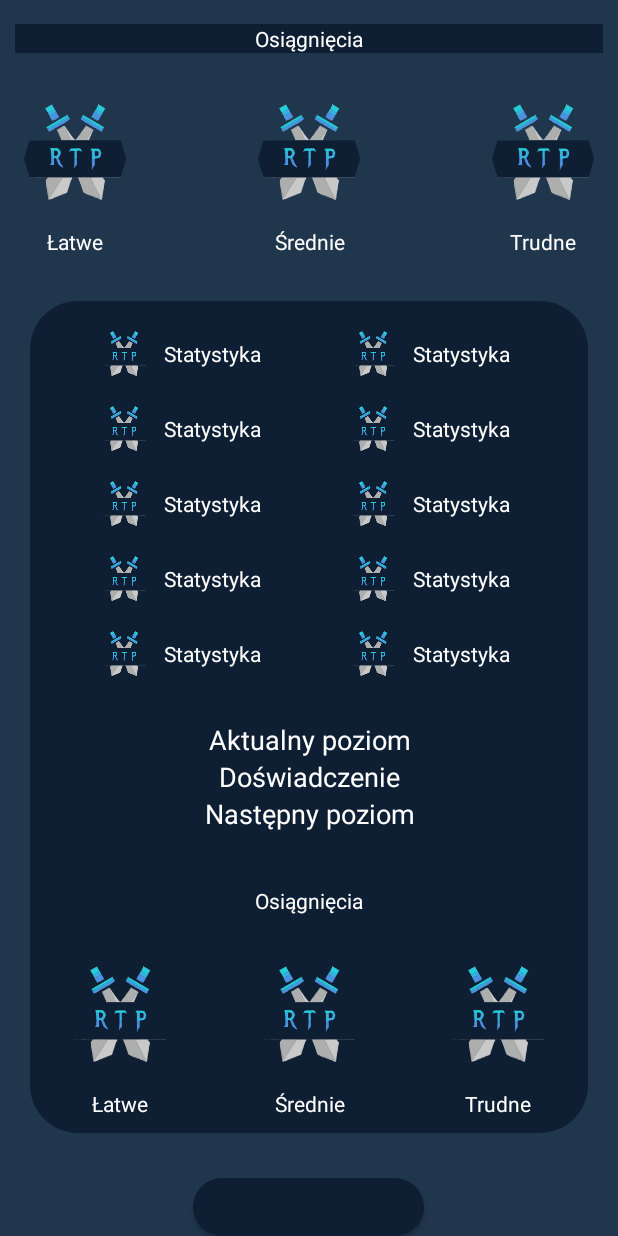
After one commit to barteknowak31l/RPGTaskPlanner, an Android app built with Jetpack Compose: the fragment TrophiesFragment placed in its activity, on a phone screen of 412 x 824 dp. The commit adds this screen. Run offline under Robolectric (Android 15) with nearby library versions, the phone set to English and light mode, and no system bars.

Commit message:
add tablayout and viewpager to character activity, add trophies fragment

```diff
--- a/app/build.gradle.kts
+++ b/app/build.gradle.kts
@@ -66,6 +66,7 @@ dependencies {
     implementation(libs.androidx.constraintlayout)
     implementation(libs.material)
     implementation(libs.play.services.auth)
+    implementation(libs.androidx.fragment)
     testImplementation(libs.junit)
     androidTestImplementation(libs.androidx.junit)
     androidTestImplementation(libs.androidx.espresso.core)
--- /dev/null
+++ b/app/src/main/java/edu/put/rpgtaskplanner/character/character_statistics/TrophiesFragment.kt
@@ -0,0 +1,20 @@
+package edu.put.rpgtaskplanner.character.character_statistics
+
+import android.os.Bundle
+import androidx.fragment.app.Fragment
+import android.view.LayoutInflater
+import android.view.View
+import android.view.ViewGroup
+import edu.put.rpgtaskplanner.R
+
+
+class TrophiesFragment : Fragment() {
+    override fun onCreateView(
+        inflater: LayoutInflater, container: ViewGroup?,
+        savedInstanceState: Bundle?
+    ): View? {
+        // Inflate the layout for this fragment
+        return inflater.inflate(R.layout.fragment_trophies, container, false)
+    }
+
+}
--- a/app/src/main/res/layout/fragment_character_statistics_display.xml
+++ b/app/src/main/res/layout/fragment_character_statistics_display.xml
@@ -1,87 +1,144 @@
 <?xml version="1.0" encoding="utf-8"?>
+
 <LinearLayout xmlns:android="http://schemas.android.com/apk/res/android"
     android:layout_width="match_parent"
-    android:layout_height="match_parent">
+    android:layout_height="match_parent"
+    android:orientation="vertical">
+
+    <LinearLayout xmlns:android="http://schemas.android.com/apk/res/android"
+        android:layout_width="match_parent"
+        android:layout_height="wrap_content"
+        android:baselineAligned="false"
+        android:background="@drawable/rounded_shape"
+        android:layout_marginHorizontal="10dp"
+
+        android:orientation="horizontal">
 
         <LinearLayout
+            android:id="@+id/leftColumn"
             android:layout_width="0dp"
+            android:layout_height="match_parent"
             android:layout_weight="1"
-        android:layout_height="match_parent"
-        android:id="@+id/leftColumn"
-        android:orientation="vertical"
             android:gravity="center_horizontal"
-        >
-        <androidx.fragment.app.FragmentContainerView
-            android:layout_width="match_parent"
-            android:layout_height="wrap_content"
-            android:id="@+id/statisticLeft1"
-            android:name="edu.put.rpgtaskplanner.character.character_statistics.StatisticListItemFragment"/>
+            android:orientation="vertical">
 
             <androidx.fragment.app.FragmentContainerView
+                android:id="@+id/statisticLeft1"
+                android:name="edu.put.rpgtaskplanner.character.character_statistics.StatisticListItemFragment"
                 android:layout_width="match_parent"
-            android:layout_height="wrap_content"
-            android:id="@+id/statisticLeft2"
-            android:name="edu.put.rpgtaskplanner.character.character_statistics.StatisticListItemFragment"/>
+                android:layout_height="wrap_content" />
 
             <androidx.fragment.app.FragmentContainerView
+                android:id="@+id/statisticLeft2"
+                android:name="edu.put.rpgtaskplanner.character.character_statistics.StatisticListItemFragment"
                 android:layout_width="match_parent"
-            android:layout_height="wrap_content"
-            android:id="@+id/statisticLeft3"
-            android:name="edu.put.rpgtaskplanner.character.character_statistics.StatisticListItemFragment"/>
+                android:layout_height="wrap_content" />
 
             <androidx.fragment.app.FragmentContainerView
+                android:id="@+id/statisticLeft3"
+                android:name="edu.put.rpgtaskplanner.character.character_statistics.StatisticListItemFragment"
                 android:layout_width="match_parent"
-            android:layout_height="wrap_content"
-            android:id="@+id/statisticLeft4"
-            android:name="edu.put.rpgtaskplanner.character.character_statistics.StatisticListItemFragment"/>
+                android:layout_height="wrap_content" />
 
             <androidx.fragment.app.FragmentContainerView
+                android:id="@+id/statisticLeft4"
+                android:name="edu.put.rpgtaskplanner.character.character_statistics.StatisticListItemFragment"
                 android:layout_width="match_parent"
-            android:layout_height="wrap_content"
+                android:layout_height="wrap_content" />
+
+            <androidx.fragment.app.FragmentContainerView
                 android:id="@+id/statisticLeft5"
-            android:name="edu.put.rpgtaskplanner.character.character_statistics.StatisticListItemFragment"/>
+                android:name="edu.put.rpgtaskplanner.character.character_statistics.StatisticListItemFragment"
+                android:layout_width="match_parent"
+                android:layout_height="wrap_content" />
 
 
         </LinearLayout>
 
         <LinearLayout
+            android:id="@+id/rightColumn"
             android:layout_width="0dp"
+            android:layout_height="match_parent"
             android:layout_weight="1"
-        android:layout_height="match_parent"
-        android:id="@+id/rightColumn"
             android:orientation="vertical">
 
             <androidx.fragment.app.FragmentContainerView
+                android:id="@+id/statisticRight1"
+                android:name="edu.put.rpgtaskplanner.character.character_statistics.StatisticListItemFragment"
                 android:layout_width="match_parent"
-            android:layout_height="wrap_content"
-            android:id="@+id/statisticRight1"
-            android:name="edu.put.rpgtaskplanner.character.character_statistics.StatisticListItemFragment"/>
+                android:layout_height="wrap_content" />
 
             <androidx.fragment.app.FragmentContainerView
+                android:id="@+id/statisticRight2"
+                android:name="edu.put.rpgtaskplanner.character.character_statistics.StatisticListItemFragment"
                 android:layout_width="match_parent"
-            android:layout_height="wrap_content"
-            android:id="@+id/statisticRight2"
-            android:name="edu.put.rpgtaskplanner.character.character_statistics.StatisticListItemFragment"/>
+                android:layout_height="wrap_content" />
 
             <androidx.fragment.app.FragmentContainerView
+                android:id="@+id/statisticRight3"
+                android:name="edu.put.rpgtaskplanner.character.character_statistics.StatisticListItemFragment"
                 android:layout_width="match_parent"
-            android:layout_height="wrap_content"
-            android:id="@+id/statisticRight3"
-            android:name="edu.put.rpgtaskplanner.character.character_statistics.StatisticListItemFragment"/>
+                android:layout_height="wrap_content" />
 
             <androidx.fragment.app.FragmentContainerView
+                android:id="@+id/statisticRight4"
+                android:name="edu.put.rpgtaskplanner.character.character_statistics.StatisticListItemFragment"
                 android:layout_width="match_parent"
-            android:layout_height="wrap_content"
-            android:id="@+id/statisticRight4"
-            android:name="edu.put.rpgtaskplanner.character.character_statistics.StatisticListItemFragment"/>
+                android:layout_height="wrap_content" />
 
             <androidx.fragment.app.FragmentContainerView
+                android:id="@+id/statisticRight5"
+                android:name="edu.put.rpgtaskplanner.character.character_statistics.StatisticListItemFragment"
                 android:layout_width="match_parent"
-            android:layout_height="wrap_content"
-            android:id="@+id/statisticRight5"
-            android:name="edu.put.rpgtaskplanner.character.character_statistics.StatisticListItemFragment"/>
+                android:layout_height="wrap_content" />
 
 
         </LinearLayout>
 
+
     </LinearLayout>
+
+    <TextView
+        android:layout_marginTop="20dp"
+        android:layout_marginHorizontal="10dp"
+        android:id="@+id/levelTextView"
+        android:layout_width="match_parent"
+        android:layout_height="wrap_content"
+        android:gravity="center_horizontal"
+        android:text="@string/current_level_activity_character"
+        android:background="@color/button_color"
+        android:textSize="18sp" />
+
+    <TextView
+        android:id="@+id/expTextView"
+        android:layout_width="match_parent"
+        android:layout_height="wrap_content"
+        android:layout_marginHorizontal="10dp"
+
+        android:gravity="center_horizontal"
+        android:text="@string/current_exp_activity_character"
+        android:background="@color/button_color"
+
+        android:textSize="18sp" />
+
+    <TextView
+        android:id="@+id/nextLevelTextView"
+        android:layout_width="match_parent"
+        android:layout_height="wrap_content"
+        android:layout_marginHorizontal="10dp"
+
+        android:gravity="center_horizontal"
+        android:text="@string/next_level_exp_activity_character"
+        android:background="@color/button_color"
+
+        android:textSize="18sp" />
+
+
+    <androidx.fragment.app.FragmentContainerView
+        android:layout_marginTop="20dp"
+        android:id="@+id/trophiesFragment"
+        android:name="edu.put.rpgtaskplanner.character.character_statistics.TrophiesFragment"
+        android:layout_width="match_parent"
+        android:layout_height="wrap_content" />
+
+</LinearLayout>
--- /dev/null
+++ b/app/src/main/res/layout/fragment_trophies.xml
@@ -0,0 +1,79 @@
+<?xml version="1.0" encoding="utf-8"?>
+<RelativeLayout xmlns:android="http://schemas.android.com/apk/res/android"
+    android:layout_width="match_parent"
+    android:layout_height="match_parent">
+
+    <TextView
+        android:id="@+id/textViewTitle"
+        android:layout_width="match_parent"
+        android:gravity="center"
+        android:layout_height="wrap_content"
+        android:text="@string/trophies_activity_character"
+        android:background="@color/button_color"
+        android:layout_marginHorizontal="10dp"
+        android:layout_centerHorizontal="true"
+        android:layout_marginTop="16dp" />
+
+    <ImageView
+        android:id="@+id/imageView1"
+        android:layout_width="100dp"
+        android:layout_height="100dp"
+        android:src="@drawable/rpg_logo_sm"
+        android:layout_below="@id/textViewTitle"
+        android:layout_marginTop="16dp"
+        android:padding="16dp"
+        android:layout_alignParentStart="true"/>
+
+    <TextView
+        android:id="@+id/textView1"
+        android:layout_width="wrap_content"
+        android:layout_height="wrap_content"
+        android:minWidth="100dp"
+        android:gravity="center"
+        android:text="@string/easy_trophies_activity_character"
+        android:layout_below="@id/imageView1"
+        android:layout_alignStart="@id/imageView1"
+        android:paddingHorizontal="5dp"/>
+
+    <ImageView
+        android:id="@+id/imageView2"
+        android:layout_width="100dp"
+        android:layout_height="100dp"
+        android:padding="16dp"
+
+        android:src="@drawable/rpg_logo_sm"
+        android:layout_below="@id/textViewTitle"
+        android:layout_marginTop="16dp"
+        android:layout_centerHorizontal="true"/>
+
+    <TextView
+        android:id="@+id/textView2"
+        android:layout_width="wrap_content"
+        android:layout_height="wrap_content"
+        android:minWidth="100dp"
+        android:gravity="center"
+        android:text="@string/medium_trophies_activity_character"
+        android:layout_below="@id/imageView2"
+        android:layout_alignStart="@id/imageView2"/>
+
+    <ImageView
+        android:id="@+id/imageView3"
+        android:layout_width="100dp"
+        android:layout_height="100dp"
+        android:padding="16dp"
+        android:src="@drawable/rpg_logo_sm"
+        android:layout_below="@id/textViewTitle"
+        android:layout_marginTop="16dp"
+        android:layout_alignParentEnd="true"/>
+
+    <TextView
+        android:id="@+id/textView3"
+        android:layout_width="wrap_content"
+        android:layout_height="wrap_content"
+        android:minWidth="100dp"
+        android:gravity="center"
+        android:text="@string/hard_trophies_activity_character"
+        android:layout_below="@id/imageView3"
+        android:layout_alignEnd="@id/imageView3"/>
+
+</RelativeLayout>
--- a/app/src/main/res/values/strings.xml
+++ b/app/src/main/res/values/strings.xml
@@ -4,7 +4,6 @@
     <string name="title_activity_sign_up">SignUpActivity</string>
 
     <string name="main_activity_sign_out_button">Sign out</string>
-    <!-- TODO: Remove or change this placeholder text -->
     <string name="hello_blank_fragment">Hello blank fragment</string>
     <string name="title_activity_character_creator">CharacterCreator</string>
 
@@ -31,7 +30,20 @@
     <string name="add_task_experience">Przewidywane doświadczenie</string>
     <string name="add_task_min_end_date">Minimalna data zakończenia</string>
     <string name="add_task_button">Dodaj zadanie</string>
+
     <string name="title_activity_character">CharacterActivity</string>
+    <string name="tab1_activity_character">Ekwipunek</string>
+    <string name="tab2_activity_character">Statystyki</string>
+    <string name="current_level_activity_character">Aktualny poziom</string>
+    <string name="current_exp_activity_character">Doświadczenie</string>
+    <string name="next_level_exp_activity_character">Następny poziom</string>
+
+
+    <string name="trophies_activity_character">Osiągnięcia</string>
+    <string name="easy_trophies_activity_character">Łatwe</string>
+    <string name="medium_trophies_activity_character">Średnie</string>
+    <string name="hard_trophies_activity_character">Trudne</string>
+
 
 
 </resources>
--- a/gradle/libs.versions.toml
+++ b/gradle/libs.versions.toml
@@ -14,6 +14,7 @@ appcompat = "1.6.1"
 constraintlayout = "2.1.4"
 material = "1.11.0"
 playServicesAuth = "21.0.0"
+fragment = "1.7.0"
 
 [libraries]
 androidx-core-ktx = { group = "androidx.core", name = "core-ktx", version.ref = "coreKtx" }
@@ -36,6 +37,7 @@ androidx-appcompat = { group = "androidx.appcompat", name = "appcompat", version
 androidx-constraintlayout = { group = "androidx.constraintlayout", name = "constraintlayout", version.ref = "constraintlayout" }
 material = { group = "com.google.android.material", name = "material", version.ref = "material" }
 play-services-auth = { group = "com.google.android.gms", name = "play-services-auth", version.ref = "playServicesAuth" }
+androidx-fragment = { group = "androidx.fragment", name = "fragment", version.ref = "fragment" }
 
 [plugins]
 androidApplication = { id = "com.android.application", version.ref = "agp" }
```
Also changed, not shown: app/src/main/java/edu/put/rpgtaskplanner/character/CharacterActivity.kt (+50 -0 lines), app/src/main/res/layout/activity_character.xml (+29 -13 lines), app/src/main/res/layout/fragment_character_inventory.xml (+27 -34 lines). Lines whose indentation alone changed are shown as unchanged.
